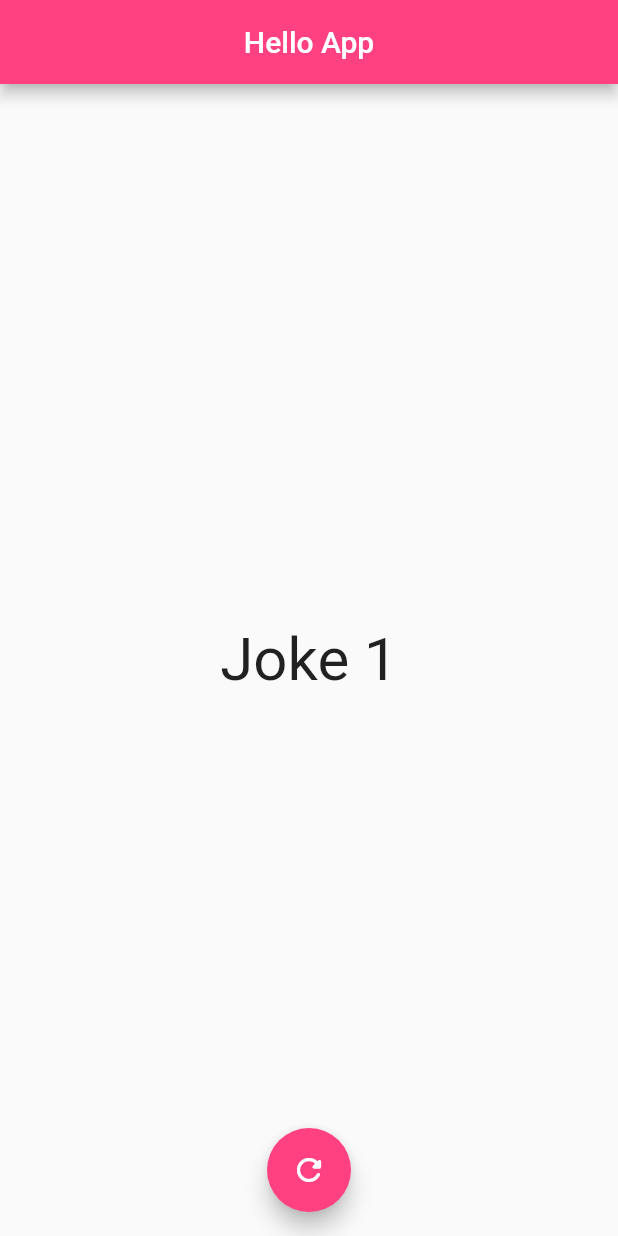
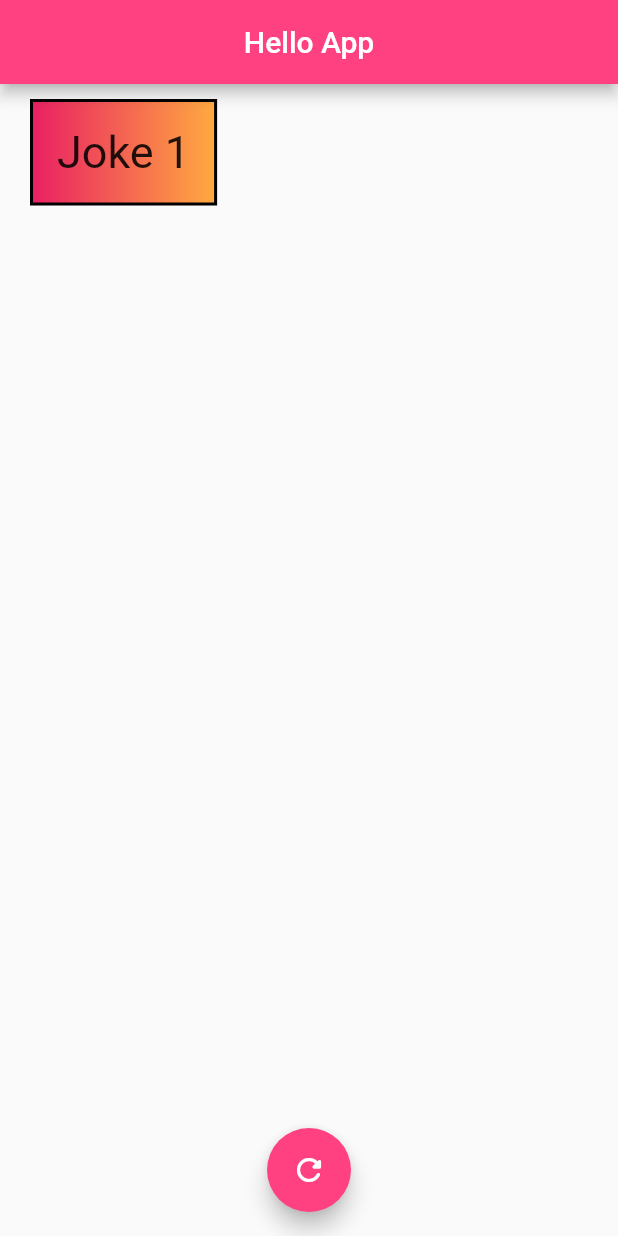
Before and after one commit to ShourovRoy/flutter_hello_world, a Flutter app: the screen it shows after launch, on a phone screen of 412 x 824 dp. Run offline on Flutter 3.47's test engine with Material 2 defaults, Android fonts, the phone set to English and light mode, and no system bars.

Commit message:
Container style

```diff
--- a/lib/main.dart
+++ b/lib/main.dart
@@ -40,7 +40,7 @@ class _MyAppState extends State<MyApp> {
   Widget build(BuildContext context) {
     return MaterialApp(
       debugShowCheckedModeBanner: false,
-      title: "Hello World",
+      title: "Jokes App",
       home: Scaffold(
         appBar: AppBar(
           title: Text("Hello App"),
@@ -48,11 +48,22 @@ class _MyAppState extends State<MyApp> {
           backgroundColor: Colors.pinkAccent,
         ),
         body: Container(
-          child: Center(
-            child: Text(
-              "${jokes[count]}",
-              style: TextStyle(fontSize: 40.0),
+          margin: EdgeInsets.symmetric(
+            horizontal: 20.0,
+            vertical: 10.0,
+          ),
+          padding: EdgeInsets.all(16.0),
+          decoration: BoxDecoration(
+            color: Colors.pinkAccent,
+            border: Border.all(
+              color: Colors.black,
+              width: 2.0,
             ),
+            gradient: LinearGradient(colors: [Colors.pink, Colors.orangeAccent])
+          ),
+          child: Text(
+            "${jokes[count]}",
+            style: TextStyle(fontSize: 30.0),
           ),
         ),
         floatingActionButton: FloatingActionButton(
```
